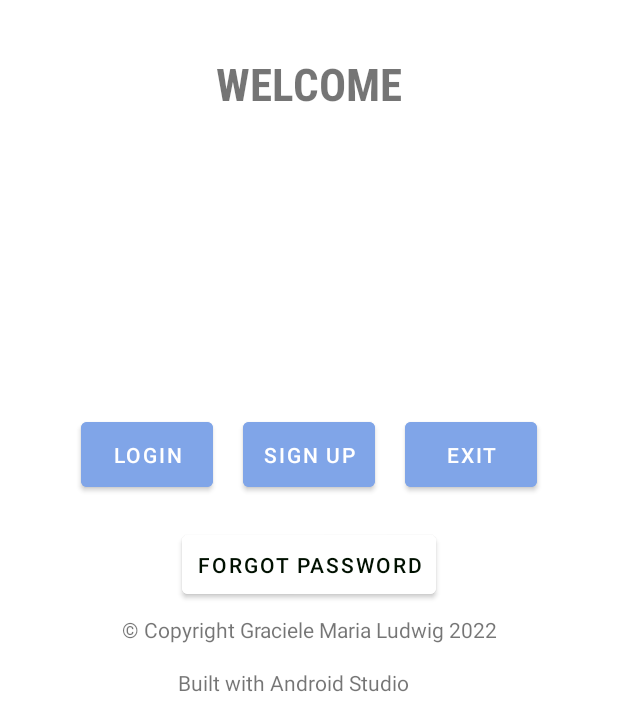
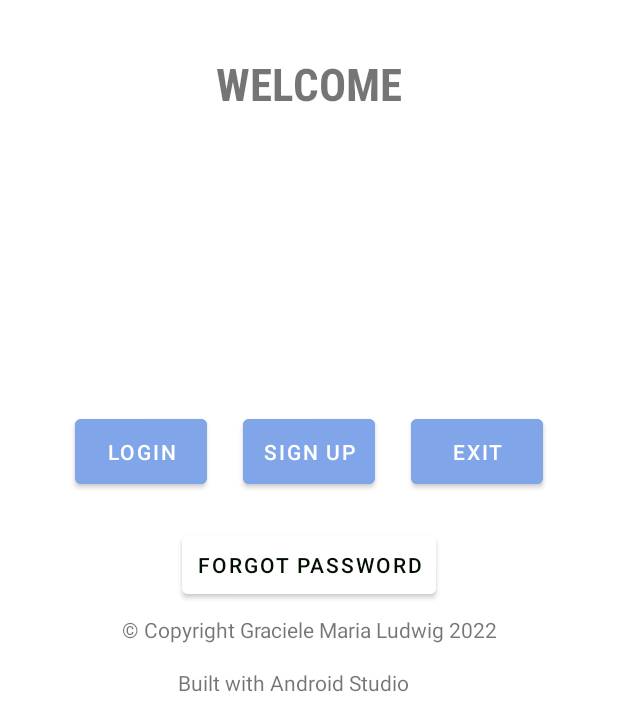
Before and after one commit to Graciele89/online_shopping_app, an Android app: the screen it shows after launch (MainActivity), on a phone screen of 412 x 824 dp, the part 512-1236 px from its top. Run offline under Robolectric (Android 15) with nearby library versions, the phone set to English and light mode, and no system bars.

Commit message:
login working

```diff
--- a/app/src/main/java/ie/dorset/student_22711/onlineshoppingapp/CategoryActivity.kt
+++ b/app/src/main/java/ie/dorset/student_22711/onlineshoppingapp/CategoryActivity.kt
@@ -19,5 +19,4 @@ class CategoryActivity: AppCompatActivity(R.layout.activity_products_categories)
         category_recycler_view.adapter = CategoryAdapter(this)
 
     }
-
 }
--- a/app/src/main/java/ie/dorset/student_22711/onlineshoppingapp/CategoryViewHolder.kt
+++ b/app/src/main/java/ie/dorset/student_22711/onlineshoppingapp/CategoryViewHolder.kt
@@ -3,4 +3,6 @@ package ie.dorset.student_22711.onlineshoppingapp
 import android.view.View
 import androidx.recyclerview.widget.RecyclerView
 
-class CategoryViewHolder(v: View) : RecyclerView.ViewHolder(v) {}
+class CategoryViewHolder(v: View) : RecyclerView.ViewHolder(v) {
+
+}
--- a/app/src/main/java/ie/dorset/student_22711/onlineshoppingapp/ForgotPwdActivity.kt
+++ b/app/src/main/java/ie/dorset/student_22711/onlineshoppingapp/ForgotPwdActivity.kt
@@ -8,6 +8,5 @@ class ForgotPwdActivity : AppCompatActivity() {
         super.onCreate(savedInstanceState)
         setContentView(R.layout.activity_forgot_pwd)
 
-
     }
 }
--- a/app/src/main/java/ie/dorset/student_22711/onlineshoppingapp/LoginActivity.kt
+++ b/app/src/main/java/ie/dorset/student_22711/onlineshoppingapp/LoginActivity.kt
@@ -22,6 +22,7 @@ class LoginActivity: AppCompatActivity(){
         binding.textViewBottom.setOnClickListener {
             val intent = Intent(this, SignUpActivity::class.java)
             startActivity(intent)
+
         }
 
         binding.loginToCategories.setOnClickListener {
--- a/app/src/main/java/ie/dorset/student_22711/onlineshoppingapp/MainActivity.kt
+++ b/app/src/main/java/ie/dorset/student_22711/onlineshoppingapp/MainActivity.kt
@@ -28,6 +28,7 @@ class MainActivity : AppCompatActivity() {
 
         exitButton.setOnClickListener{
             finishAffinity()
+
         }
 
 
--- a/app/src/main/java/ie/dorset/student_22711/onlineshoppingapp/SignUpActivity.kt
+++ b/app/src/main/java/ie/dorset/student_22711/onlineshoppingapp/SignUpActivity.kt
@@ -50,5 +50,6 @@ class SignUpActivity: AppCompatActivity() {
             }
 
         }
+
     }
 }
--- a/app/src/main/res/layout/activity_forgot_pwd.xml
+++ b/app/src/main/res/layout/activity_forgot_pwd.xml
@@ -28,6 +28,7 @@
         android:layout_gravity="center"
         android:padding="15dp"
        android:layout_marginBottom="20dp"
+        android:background="@color/lightblue"
         android:text="@string/reset_password_now">
 
     </Button>
--- a/app/src/main/res/layout/activity_login.xml
+++ b/app/src/main/res/layout/activity_login.xml
@@ -71,8 +71,9 @@
         android:layout_width="wrap_content"
         android:layout_height="wrap_content"
         android:layout_margin="25dp"
+        android:padding="12dp"
         android:text="@string/login_to_categories_act"
-        android:backgroundTint="@color/blue"
+        android:backgroundTint="@color/lightblue"
         android:layout_marginBottom="25dp">
     </Button>
 
--- a/app/src/main/res/layout/activity_main.xml
+++ b/app/src/main/res/layout/activity_main.xml
@@ -40,7 +40,7 @@
         <Button
             android:id="@+id/loginButton"
             android:text="@string/main_act_login"
-            android:layout_margin="10dp"
+            android:layout_margin="12dp"
             android:backgroundTint="@color/lightblue"
             android:padding="12dp"
             android:layout_width="wrap_content"
@@ -48,7 +48,7 @@
         <Button
             android:id="@+id/signUpButton"
             android:text="@string/sign_up_act_Main"
-            android:layout_margin="10dp"
+            android:layout_margin="12dp"
             android:backgroundTint="@color/lightblue"
             android:padding="12dp"
             android:layout_width="wrap_content"
@@ -56,7 +56,7 @@
         <Button
             android:id="@+id/exitButton"
             android:text="@string/exit_act_main"
-            android:layout_margin="10dp"
+            android:layout_margin="12dp"
             android:backgroundTint="@color/lightblue"
             android:padding="12dp"
             android:layout_width="wrap_content"
--- a/app/src/main/res/layout/activity_products_categories.xml
+++ b/app/src/main/res/layout/activity_products_categories.xml
@@ -1,7 +1,6 @@
 <?xml version="1.0" encoding="utf-8"?>
 <androidx.constraintlayout.widget.ConstraintLayout xmlns:android="http://schemas.android.com/apk/res/android"
     xmlns:app="http://schemas.android.com/apk/res-auto"
-    xmlns:tools="http://schemas.android.com/tools"
     android:layout_width="match_parent"
     android:layout_height="match_parent">
 
--- a/app/src/main/res/layout/activity_sign_up.xml
+++ b/app/src/main/res/layout/activity_sign_up.xml
@@ -94,7 +94,7 @@
         android:id="@+id/buttonSignUp"
         android:layout_width="wrap_content"
         android:layout_gravity="center"
-        android:layout_margin="10dp"
+        android:layout_margin="15dp"
         android:layout_height="wrap_content"
         android:background="@color/green"
         android:text="@string/sign_up"
--- a/app/src/main/res/layout/template_category.xml
+++ b/app/src/main/res/layout/template_category.xml
@@ -24,7 +24,7 @@
 
 
       <ImageView
-          android:id="@+id/movieImage"
+          android:id="@+id/Image"
           android:layout_width="200dp"
           android:layout_height="165dp"
           android:adjustViewBounds="true"
```
Also changed, not shown: app/src/main/java/ie/dorset/student_22711/onlineshoppingapp/CategoryAdapter.kt (+5 -4 lines), app/src/main/res/drawable-v24/shopping_cart.png (deleted).
